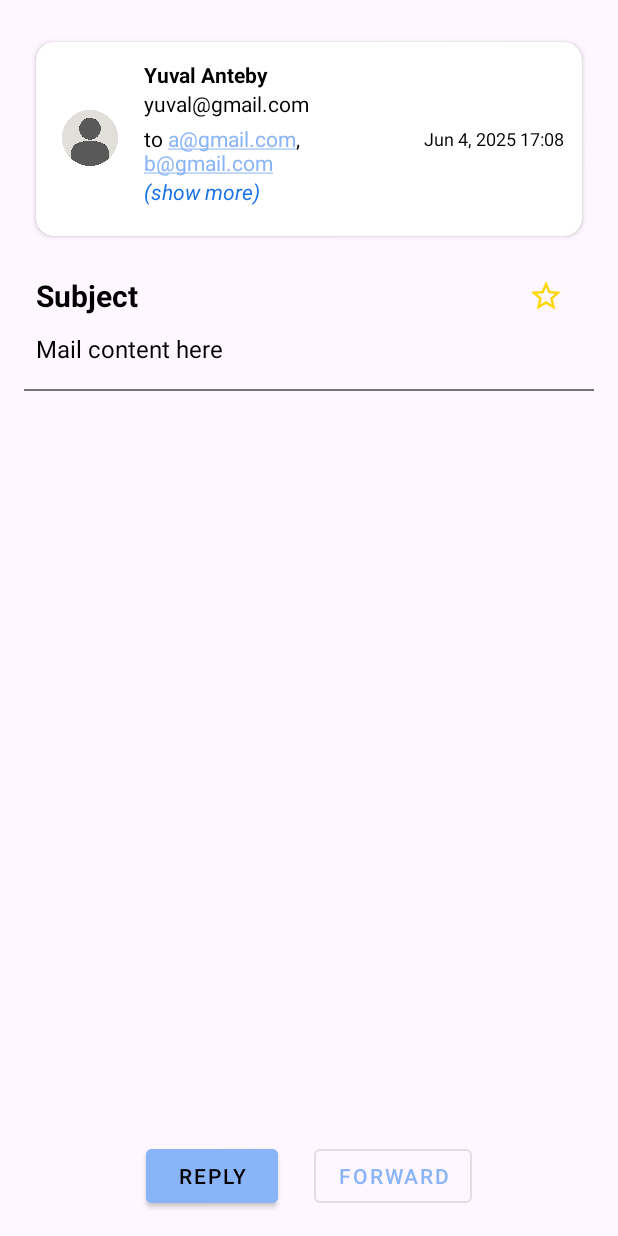
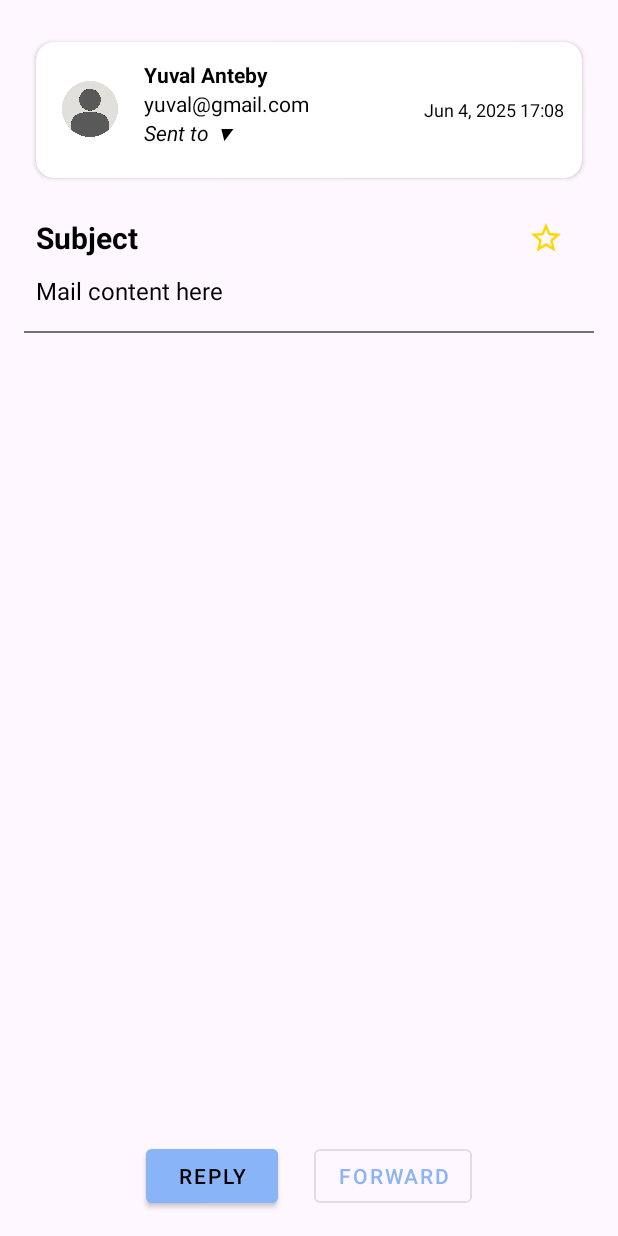
Before and after one commit to YuvalAnteby/Gmail-AdvancedSystemProgramming, an Android app: the ReadingActivity screen opened directly, with no data from a screen before it, on a phone screen of 412 x 824 dp. Run offline under Robolectric (Android 15) with nearby library versions, the phone set to English and light mode, and no system bars; network calls fail; 1 statement that could not run was skipped.

Commit message:
GA-129 cleanup and better formatting

```diff
--- a/android_app/app/src/main/res/layout/activity_reading.xml
+++ b/android_app/app/src/main/res/layout/activity_reading.xml
@@ -71,13 +71,12 @@
 
                         <!-- recipients -->
                         <TextView
-                            android:id="@+id/tv_to_field"
-                            style="@style/tvRecipients"
+                            android:id="@+id/tv_toggle_recipients"
                             android:layout_width="wrap_content"
                             android:layout_height="wrap_content"
-                            android:layout_marginTop="4dp"
-                            android:text="to a@gmail.com, b@gmail.com"
-                            tools:ignore="HardcodedText" />
+                            android:layout_marginBottom="8dp"
+                            android:text="@string/more_recipients"
+                            android:textStyle="italic" />
 
                         <TextView
                             android:id="@+id/tv_all_recipients"
@@ -88,15 +87,6 @@
                             android:text=""
                             android:visibility="gone" />
 
-                        <TextView
-                            android:id="@+id/tv_toggle_recipients"
-                            android:layout_width="wrap_content"
-                            android:layout_height="wrap_content"
-                            android:layout_marginBottom="8dp"
-                            android:text="@string/more_recipients"
-                            android:textColor="@color/link_color"
-                            android:textStyle="italic" />
-
 
                     </LinearLayout>
 
@@ -104,9 +94,9 @@
                         android:id="@+id/mail_date"
                         android:layout_width="wrap_content"
                         android:layout_height="wrap_content"
+                        android:gravity="center"
                         android:text="Jun 4, 2025 17:08"
                         android:textSize="12sp"
-                        android:gravity="center"
                         tools:ignore="HardcodedText" />
                 </LinearLayout>
             </androidx.cardview.widget.CardView>
--- a/android_app/app/src/main/res/values/strings.xml
+++ b/android_app/app/src/main/res/values/strings.xml
@@ -52,8 +52,8 @@
     <string name="forward">Forward</string>
     <string name="star_error">Failed to un/star</string>
     <string name="sent_to">Sent to\n%s</string>
-    <string name="more_recipients">(show more)</string>
-    <string name="hide_recipients">(hide)</string>
+    <string name="more_recipients">Sent to ▼</string>
+    <string name="hide_recipients">Sent to ▲</string>
     <string name="no_recipients">to nobody</string>
 
     <!-- Strings used in mail writing page -->
```
Also changed, not shown: android_app/app/src/main/java/com/asp/android_app/ui/ReadingActivity.java (+5 -13 lines).
